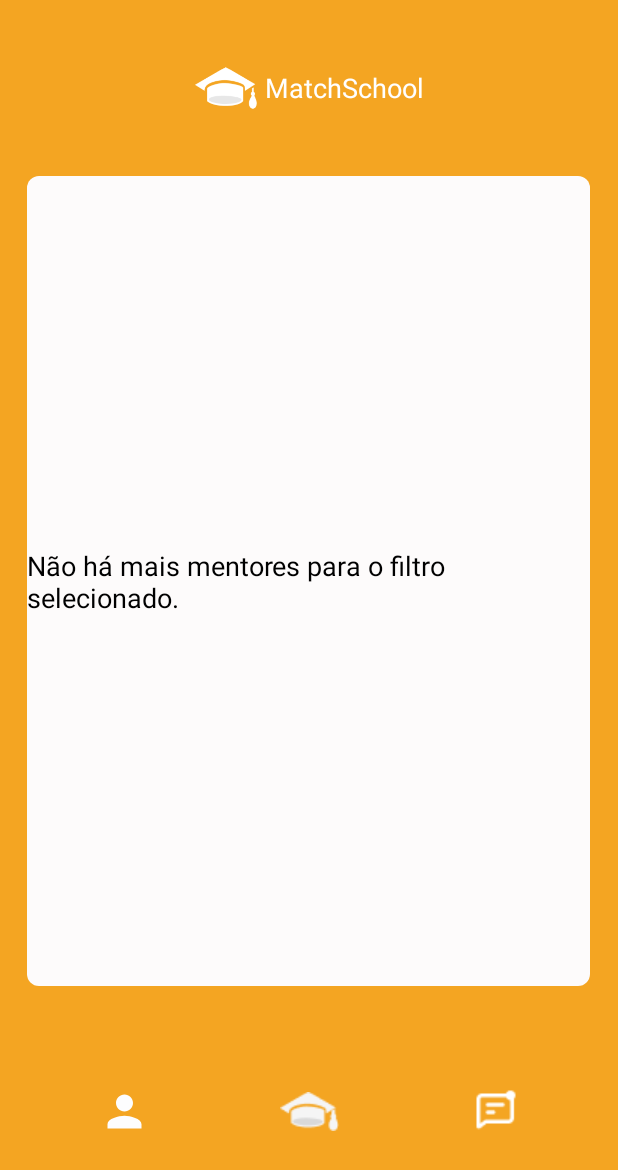
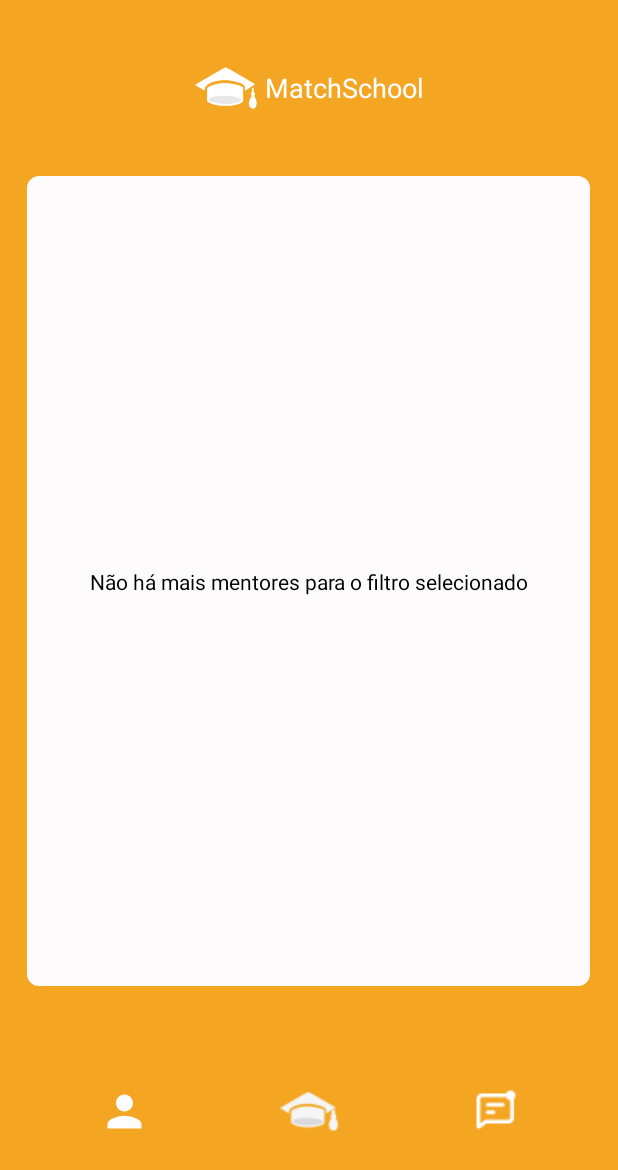
Before and after one commit to erikammreis/LearnMatch, an Android app: the screen it shows after launch (MatchScreenStudentActivity), after a tap on an icon or button, on a phone screen of 412 x 824 dp. Shown: the top 1170 px of the screen. Run offline under Robolectric (Android 15) with nearby library versions, the phone set to English and light mode, and no system bars; 2 statements that could not run were skipped.

Commit message:
center text

```diff
--- a/app/src/main/java/br/com/fiap/learnmatch/MatchScreenStudentActivity.kt
+++ b/app/src/main/java/br/com/fiap/learnmatch/MatchScreenStudentActivity.kt
@@ -307,35 +307,23 @@ class MatchScreenStudentActivity : AppCompatActivity() {
     }
 
     private fun clearAndSetCenterText() {
-        // Obtém a referência ao ConstraintLayout
         val constraintLayout: ConstraintLayout = findViewById(R.id.constraintLayout1)
-
-        // Remove todas as views filhas
         constraintLayout.removeAllViews()
-
-        // Cria um novo TextView
         val textView = TextView(this).apply {
             id = View.generateViewId()
-            text = "Não há mais mentores para o filtro selecionado."
-            textSize = 18f // Tamanho do texto
-            setTextColor(resources.getColor(android.R.color.black, theme)) // Cor do texto
+            text = "Não há mais mentores para o filtro selecionado"
+            setTextColor(resources.getColor(android.R.color.black, theme))
         }
-
-        // Adiciona o TextView ao ConstraintLayout
         constraintLayout.addView(textView)
-
-        // Configura as restrições para centralizar o TextView
         val constraintSet = ConstraintSet().apply {
             clone(constraintLayout)
             connect(textView.id, ConstraintSet.TOP, ConstraintSet.PARENT_ID, ConstraintSet.TOP)
             connect(textView.id, ConstraintSet.BOTTOM, ConstraintSet.PARENT_ID, ConstraintSet.BOTTOM)
             connect(textView.id, ConstraintSet.START, ConstraintSet.PARENT_ID, ConstraintSet.START)
             connect(textView.id, ConstraintSet.END, ConstraintSet.PARENT_ID, ConstraintSet.END)
-            setHorizontalBias(textView.id, 0.5f) // Centraliza horizontalmente
-            setVerticalBias(textView.id, 0.5f) // Centraliza verticalmente
+            setHorizontalBias(textView.id, 0.5f)
+            setVerticalBias(textView.id, 0.5f)
         }
-
-        // Aplica as restrições
         constraintSet.applyTo(constraintLayout)
     }
 
```
